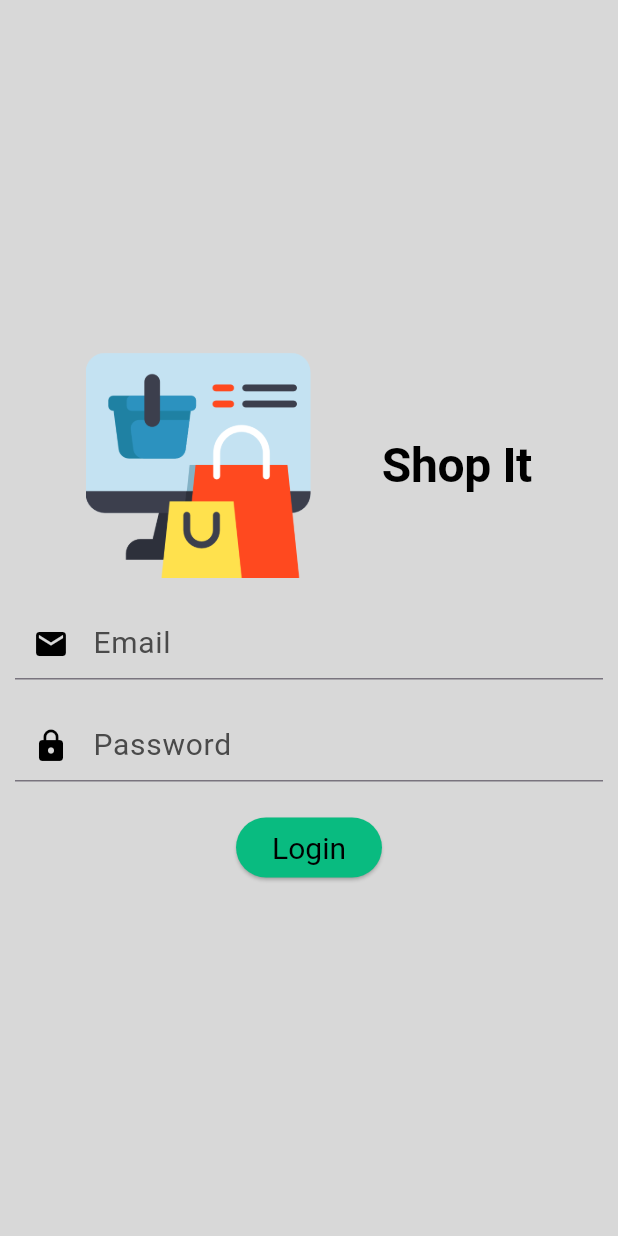
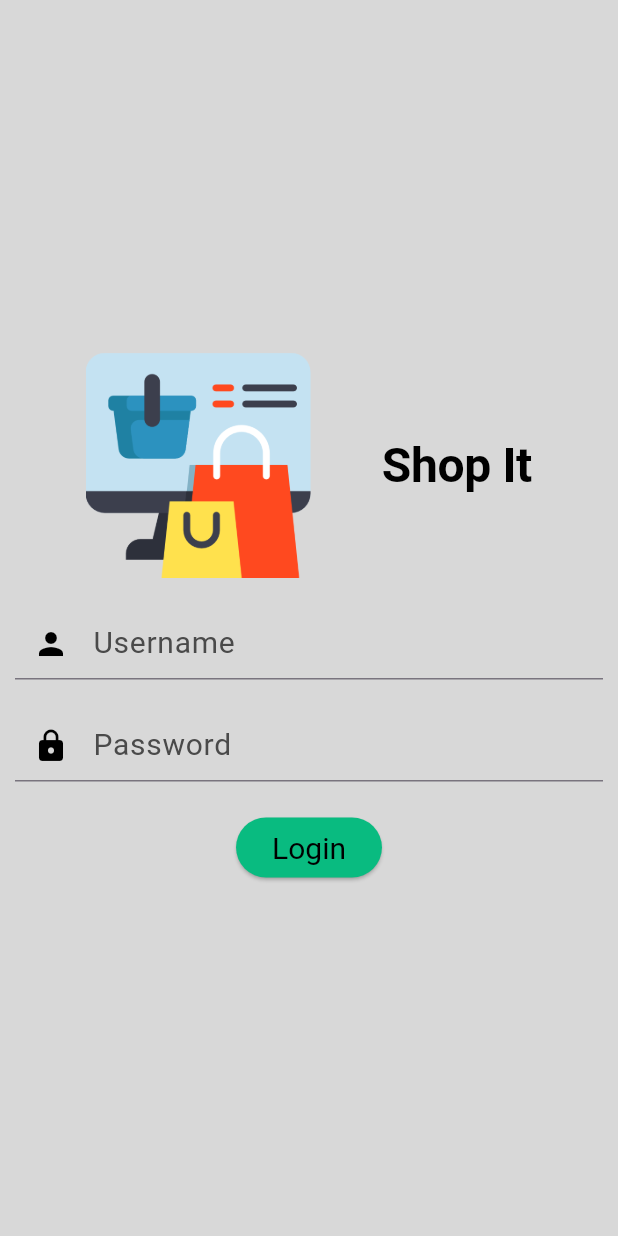
Before and after one commit to Nyi-NyiSoe/shopit, a Flutter app: the screen it shows after launch, on a phone screen of 412 x 824 dp. Run offline on Flutter 3.47's test engine with Material 3 defaults, Android fonts, the phone set to English and light mode, and no system bars; our stand-ins replace equatable, flutter_bloc, flutter_dotenv, shared_preferences.

Commit message:
feat/attached login method to button

```diff
--- /dev/null
+++ b/devtools_options.yaml
@@ -0,0 +1,3 @@
+description: This file stores settings for Dart & Flutter DevTools.
+documentation: https://docs.flutter.dev/tools/devtools/extensions#configure-extension-enablement-states
+extensions:
--- a/lib/data/source/auth_repo/auth_remote_data_source.dart
+++ b/lib/data/source/auth_repo/auth_remote_data_source.dart
@@ -9,15 +9,21 @@ class AuthRemoteDataSource {
   final _loginURl = dotenv.env['LOGIN_URL'];
   final _signupURl = dotenv.env['SIGNUP_URL'];
 
+  final headers = {
+    'Content-Type': 'application/json',
+  };
+
   Future<UserModel> login(String username, String password) async {
     final response = await http.post(
       Uri.parse(_loginURl!),
+      headers: headers,
       body: {
         'username': username,
         'password': password,
       },
     );
     if (response.statusCode == 200) {
+      print('success');
       final jsonRes = jsonDecode(response.body);
       return UserModel.fromJson(jsonRes['user']);
     } else {
--- a/lib/main.dart
+++ b/lib/main.dart
@@ -1,22 +1,51 @@
 import 'package:flutter/material.dart';
 import 'package:flutter_bloc/flutter_bloc.dart';
 import 'package:flutter_dotenv/flutter_dotenv.dart';
+import 'package:shared_preferences/shared_preferences.dart';
+import 'package:shopit/data/repository/auth_repository_impl.dart';
+import 'package:shopit/data/source/auth_repo/auth_local_data_source.dart';
+import 'package:shopit/data/source/auth_repo/auth_remote_data_source.dart';
+import 'package:shopit/domain/usecases/login_usecase.dart';
+import 'package:shopit/presentation/bloc/auth_bloc/auth_bloc.dart';
 import 'package:shopit/presentation/bloc/theme_bloc/theme_cubit.dart';
+import 'package:shopit/presentation/pages/home_page.dart';
 import 'package:shopit/presentation/pages/login_page.dart';
 
 void main() async {
   WidgetsFlutterBinding.ensureInitialized();
+
   await dotenv.load(fileName: ".env");
   final themeCubit = ThemeCubit();
   await themeCubit.loadTheme();
+
+  final sharedPreferences = await SharedPreferences.getInstance();
+  bool isLoggedIn = sharedPreferences.containsKey('user');
+  print(isLoggedIn);
+
+  final loginUsecase = LoginUsecase(
+    AuthRepositoryImpl(
+      remoteDataSource: AuthRemoteDataSource(),
+      localDataSource:
+          AuthLocalDataSource(sharedPreferences: sharedPreferences),
+    ),
+  );
+
   runApp(MyApp(
     themeCubit: themeCubit,
+    isLoggedIn: isLoggedIn,
+    loginUsecase: loginUsecase,
   ));
 }
 
 class MyApp extends StatelessWidget {
   final ThemeCubit themeCubit;
-  const MyApp({super.key, required this.themeCubit});
+  const MyApp(
+      {super.key,
+      required this.themeCubit,
+      this.isLoggedIn = false,
+      this.loginUsecase});
+  final bool isLoggedIn;
+  final loginUsecase;
 
   // This widget is the root of your application.
   @override
@@ -24,6 +53,11 @@ class MyApp extends StatelessWidget {
     return MultiBlocProvider(
       providers: [
         BlocProvider<ThemeCubit>.value(value: themeCubit),
+        BlocProvider<AuthBloc>(
+          create: (context) => AuthBloc(
+          loginUsecase //new
+          ),
+        ),
       ],
       child: BlocBuilder<ThemeCubit, ThemeData>(
         builder: (context, theme) {
@@ -31,7 +65,7 @@ class MyApp extends StatelessWidget {
             debugShowCheckedModeBanner: false,
             title: 'Shop It',
             theme: theme,
-            home: const LoginPage(),
+            home: isLoggedIn ? HomePage() : LoginPage(),
           );
         },
       ),
--- a/lib/presentation/pages/login_page.dart
+++ b/lib/presentation/pages/login_page.dart
@@ -1,13 +1,33 @@
 import 'package:flutter/material.dart';
+import 'package:flutter_bloc/flutter_bloc.dart';
+import 'package:shopit/presentation/bloc/auth_bloc/auth_bloc.dart';
+import 'package:shopit/presentation/bloc/auth_bloc/auth_event.dart';
+import 'package:shopit/presentation/bloc/auth_bloc/auth_state.dart';
+import 'package:shopit/presentation/pages/home_page.dart';
 
 class LoginPage extends StatelessWidget {
-  const LoginPage({super.key});
+  LoginPage({super.key});
+
+  final TextEditingController _usernameController = TextEditingController();
+  final TextEditingController _passwordController = TextEditingController();
 
   @override
   Widget build(BuildContext context) {
     return SafeArea(
-      child: Scaffold(
-          body: Padding(
+        child: Scaffold(
+            body: BlocListener<AuthBloc, AuthState>(listener: (context, state) {
+      if (state is AuthSuccess) {
+        Navigator.of(context).pushReplacement(
+            MaterialPageRoute(builder: (context) => HomePage()));
+      } else if (state is AuthError) {
+        ScaffoldMessenger.of(context)
+            .showSnackBar(SnackBar(content: Text(state.message)));
+      }
+    }, child: BlocBuilder<AuthBloc, AuthState>(builder: (context, state) {
+      if (state is AuthLoading) {
+        return Center(child: CircularProgressIndicator());
+      }
+      return Padding(
         padding: const EdgeInsets.all(10.0),
         child: Center(
           child: SingleChildScrollView(
@@ -33,13 +53,15 @@ class LoginPage extends StatelessWidget {
                 ),
                 const SizedBox(height: 20),
                 TextFormField(
+                  controller: _usernameController,
                   decoration: const InputDecoration(
-                    hintText: 'Email',
-                    prefixIcon: Icon(Icons.email),
+                    hintText: 'Username',
+                    prefixIcon: Icon(Icons.person),
                   ),
                 ),
                 const SizedBox(height: 20),
                 TextFormField(
+                  controller: _passwordController,
                   decoration: const InputDecoration(
                     hintText: 'Password',
                     prefixIcon: Icon(Icons.lock),
@@ -48,14 +70,18 @@ class LoginPage extends StatelessWidget {
                 ),
                 const SizedBox(height: 20),
                 ElevatedButton(
-                  onPressed: () {},
-                  child:  Text('Login'),
+                  onPressed: () {
+                    context.read<AuthBloc>().add(LoginEvent(
+                        username: _usernameController.text,
+                        password: _passwordController.text));
+                  },
+                  child: Text('Login'),
                 ),
               ],
             ),
           ),
         ),
-      )),
-    );
+      );
+    }))));
   }
 }
```
